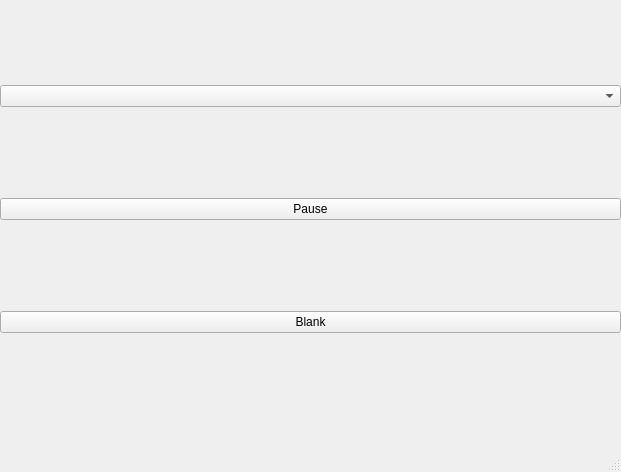
Before: the Qt Designer form src/gui/mainwindow.ui in david-polak/dslr-webcam, drawn with Qt 5.
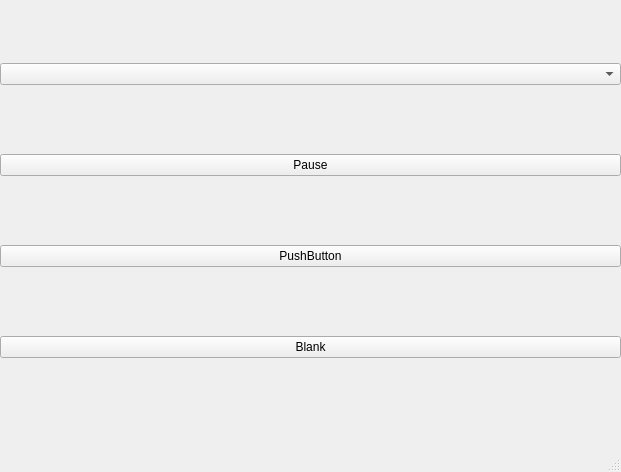
After: the same form once the commit is applied.

Commit message: Enable pause/resume

```diff
--- a/src/gui/mainwindow.ui
+++ b/src/gui/mainwindow.ui
@@ -37,13 +37,20 @@
        </property>
       </widget>
      </item>
-     <item row="2" column="0">
+     <item row="3" column="0">
       <widget class="QPushButton" name="blankBtn">
        <property name="text">
         <string>Blank</string>
        </property>
       </widget>
      </item>
+     <item row="2" column="0">
+      <widget class="QPushButton" name="resumeBtn">
+       <property name="text">
+        <string>PushButton</string>
+       </property>
+      </widget>
+     </item>
     </layout>
    </widget>
   </widget>
```
The commit also changes 3 other files.
